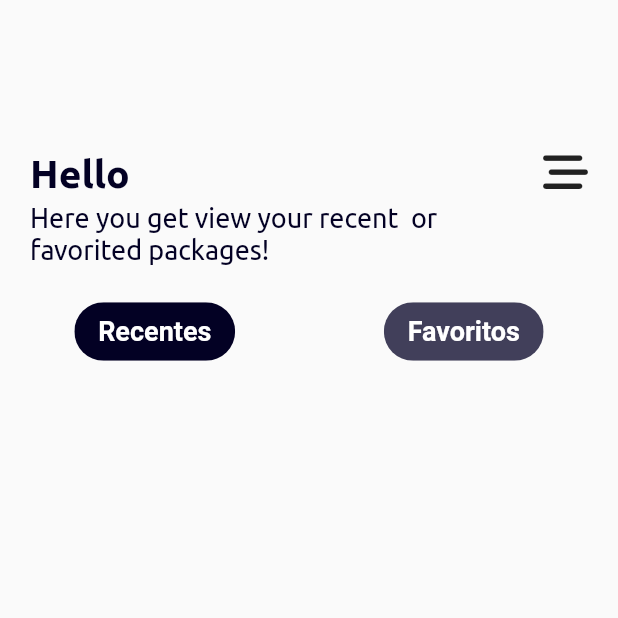
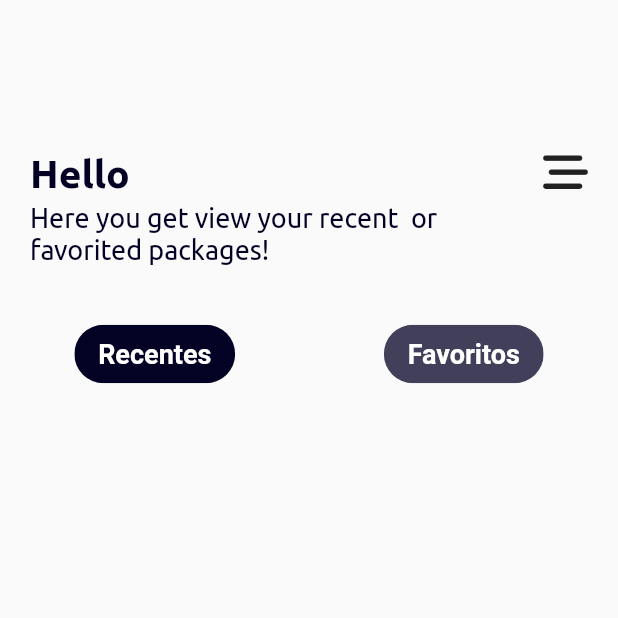
Before and after one commit to LuizFelipeOC/your-tracker, a Flutter app: the HomePage screen opened by its route, on a phone screen of 412 x 824 dp, the top half of it. Run offline on Flutter 3.47's test engine with Material 2 defaults, Android fonts, the phone set to English and light mode, and no system bars; our stand-ins replace firebase_core, firebase_crashlytics, flutter_modular, font_awesome_flutter, result_dart, shared_preferences; missing offline and left inert: uno; accounts and stored records are empty; generated files the repository leaves out were written again; statements that could not run were skipped.

Commit message:
refactor: fix spcamentes on widgets

```diff
--- a/lib/src/modules/home/presentation/components/menu/menu_chips.dart
+++ b/lib/src/modules/home/presentation/components/menu/menu_chips.dart
@@ -28,7 +28,7 @@ class _OptionsHomeState extends State<MenuChips> {
   @override
   Widget build(BuildContext context) {
     return Padding(
-      padding: const EdgeInsets.only(top: 20, bottom: 10),
+      padding: const EdgeInsets.only(top: 35, bottom: 10),
       child: Row(
         mainAxisAlignment: MainAxisAlignment.spaceAround,
         children: [
```
